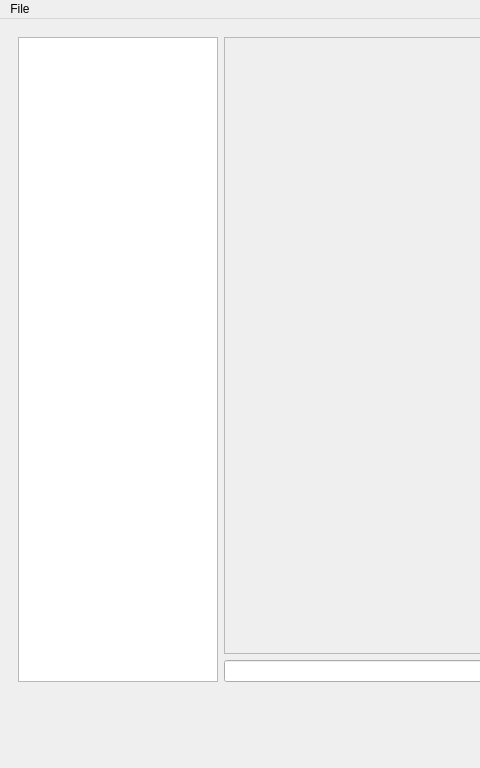
The window that src/main/resources/base/template/wadlauncher.ui (karlpet/WadLauncher) describes before a commit, drawn with Qt 5; both pictures show x 0 to 480 and y 0 to 768 of the 1062 by 768 pixel window.
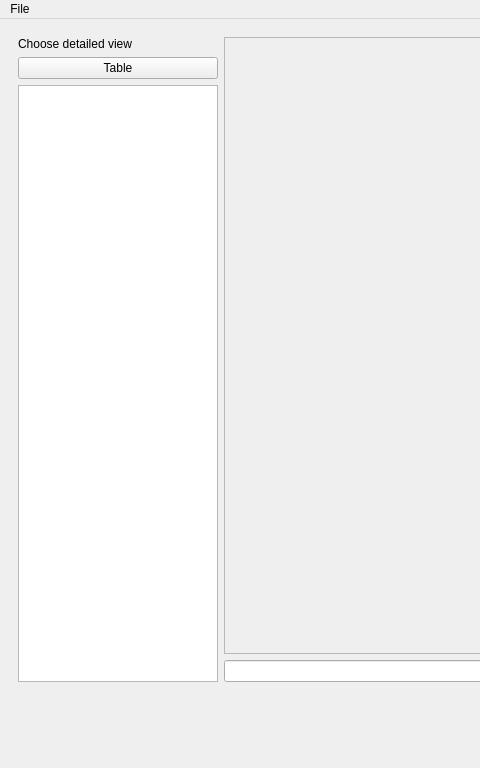
The same window after the commit. The open tabs and pages were chosen to show the change.

Commit message: Add table chooser button to left side of ui.

Diff of the .ui file:
```diff
--- a/src/main/resources/base/template/wadlauncher.ui
+++ b/src/main/resources/base/template/wadlauncher.ui
@@ -30,7 +30,42 @@
        <number>9</number>
       </property>
       <item>
+       <layout class="QVBoxLayout" name="wads">
+        <property name="sizeConstraint">
+         <enum>QLayout::SetMaximumSize</enum>
+        </property>
+        <property name="rightMargin">
+         <number>0</number>
+        </property>
+        <item>
+         <layout class="QVBoxLayout" name="wadsview_chooser">
+          <property name="topMargin">
+           <number>0</number>
+          </property>
+          <item>
+           <widget class="QLabel" name="label_15">
+            <property name="text">
+             <string>Choose detailed view</string>
+            </property>
+           </widget>
+          </item>
+          <item>
+           <widget class="QPushButton" name="wadsview_chooser_wadtable">
+            <property name="text">
+             <string>Table</string>
+            </property>
+           </widget>
+          </item>
+         </layout>
+        </item>
+        <item>
        <widget class="QListView" name="wad_list">
+          <property name="sizePolicy">
+           <sizepolicy hsizetype="Preferred" vsizetype="Expanding">
+            <horstretch>0</horstretch>
+            <verstretch>0</verstretch>
+           </sizepolicy>
+          </property>
         <property name="maximumSize">
          <size>
           <width>200</width>
@@ -39,6 +74,8 @@
         </property>
        </widget>
       </item>
+       </layout>
+      </item>
       <item>
        <widget class="QStackedWidget" name="main_stack">
         <property name="currentIndex">
```
Left out of the diff: 6 changed lines with no effect on the pictures. Lines whose indentation alone changed are shown as unchanged.
